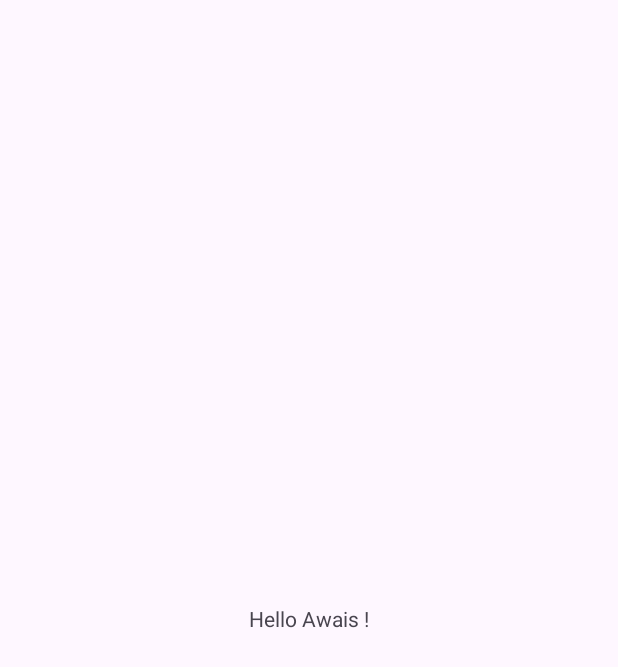
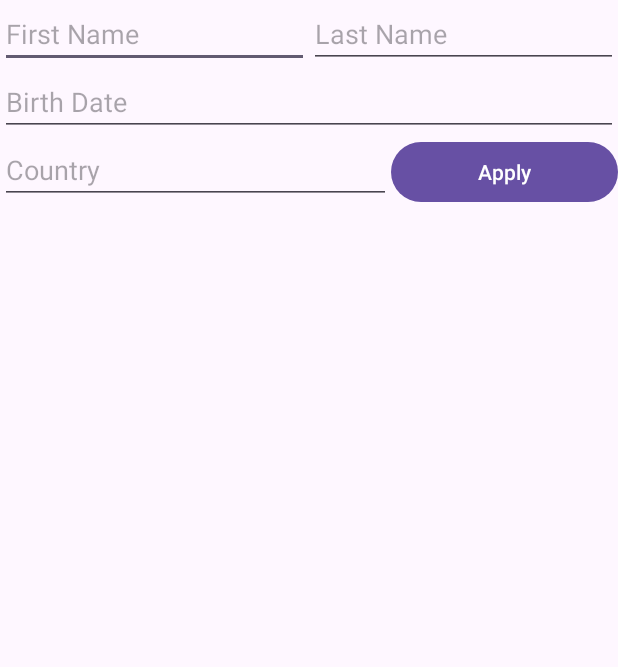
Before and after one commit to zeeshanchana95/android-fundamentals, an Android app: the screen it shows after launch (MainActivity), on a phone screen of 412 x 824 dp. Before the commit the part shown is almost empty. Shown: the top 667 px of the screen. Run offline under Robolectric (Android 15) with nearby library versions, the phone set to English and light mode, and no system bars.

Commit message:
add layout basics and practice linear layout by building basic app

```diff
--- a/app/src/main/java/com/example/tutorials/MainActivity.kt
+++ b/app/src/main/java/com/example/tutorials/MainActivity.kt
@@ -1,12 +1,10 @@
 package com.example.tutorials
 
 import android.os.Bundle
-import android.util.Log
 import androidx.activity.enableEdgeToEdge
 import androidx.appcompat.app.AppCompatActivity
 import androidx.core.view.ViewCompat
 import androidx.core.view.WindowInsetsCompat
-import java.util.Collections
 
 class MainActivity : AppCompatActivity() {
     override fun onCreate(savedInstanceState: Bundle?) {
@@ -18,31 +16,5 @@ class MainActivity : AppCompatActivity() {
             v.setPadding(systemBars.left, systemBars.top, systemBars.right, systemBars.bottom)
             insets
         }
-
-        val list = listOf(5, 3, 6, 7, 9, 1)
-        sortedList(list)
-//        println(list)
-        Log.d("MainActivity", "Hello, this is our first log message.")
-    }
-
-    private fun sortedList(list: List<Int>) {
-        for(i in 0..list.size - 1) {
-            for(j in 0..list.size - 2) {
-                if(list[j] > list[j+1]) {
-                    Collections.swap(list, j, j+1)
-                }
-            }
-        }
-    }
-
-    //activity lifecycle methods
-    override fun onPause() {
-        super.onPause()
-        println("onPause")
-    }
-
-    override fun onRestart() {
-        super.onRestart()
-        println("onRestart")
     }
 }
--- a/app/src/main/res/layout/activity_main.xml
+++ b/app/src/main/res/layout/activity_main.xml
@@ -1,19 +1,52 @@
 <?xml version="1.0" encoding="utf-8"?>
-<androidx.constraintlayout.widget.ConstraintLayout xmlns:android="http://schemas.android.com/apk/res/android"
+<LinearLayout
+    xmlns:android="http://schemas.android.com/apk/res/android"
     xmlns:app="http://schemas.android.com/apk/res-auto"
     xmlns:tools="http://schemas.android.com/tools"
+
     android:id="@+id/main"
     android:layout_width="match_parent"
     android:layout_height="match_parent"
+    android:orientation="vertical"
+    android:padding="16dp"
     tools:context=".MainActivity">
 
-    <TextView
-        android:layout_width="wrap_content"
+    <LinearLayout
+        android:layout_width="match_parent"
         android:layout_height="wrap_content"
-        android:text="Hello Awais !"
-        app:layout_constraintBottom_toBottomOf="parent"
-        app:layout_constraintEnd_toEndOf="parent"
-        app:layout_constraintStart_toStartOf="parent"
-        app:layout_constraintTop_toTopOf="parent" />
+        android:orientation="horizontal">
 
-</androidx.constraintlayout.widget.ConstraintLayout>
+        <EditText
+            android:layout_width="wrap_content"
+            android:layout_height="wrap_content"
+            android:layout_weight="1"
+            android:hint="First Name"/>
+
+        <EditText
+            android:layout_width="wrap_content"
+            android:layout_height="wrap_content"
+            android:layout_weight="1"
+            android:hint="Last Name" />
+    </LinearLayout>
+
+    <EditText
+        android:layout_width="match_parent"
+        android:layout_height="wrap_content"
+        android:hint="Birth Date"/>
+
+    <LinearLayout
+        android:layout_width="match_parent"
+        android:layout_height="wrap_content"
+        android:orientation="horizontal">
+        <EditText
+            android:layout_width="wrap_content"
+            android:layout_height="wrap_content"
+            android:layout_weight="3"
+            android:hint="Country" />
+        <Button
+            android:layout_width="wrap_content"
+            android:layout_height="wrap_content"
+            android:layout_weight="1"
+            android:text="Apply" />
+    </LinearLayout>
+</LinearLayout>
```
